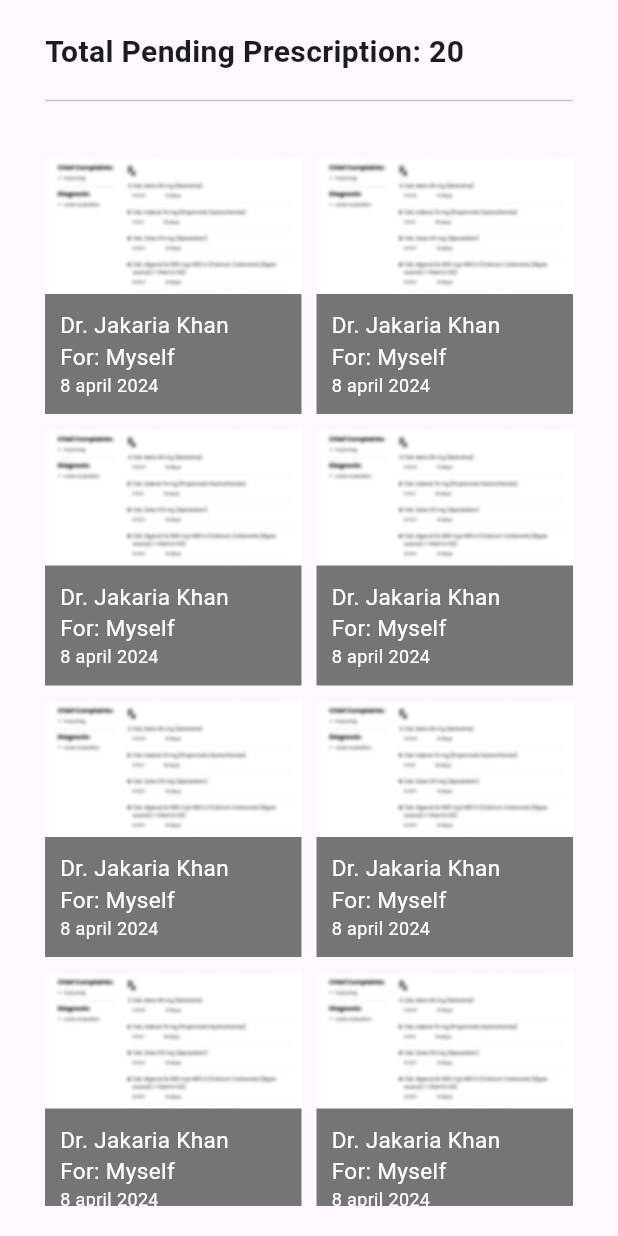
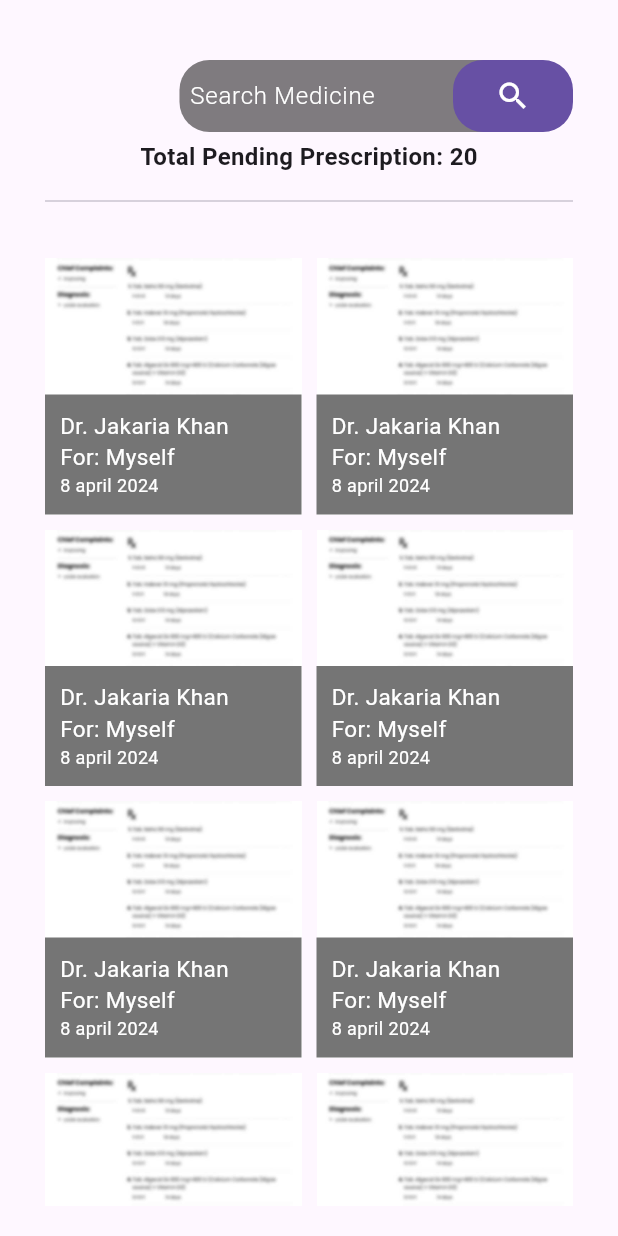
Before and after one commit to JakariaKhan-CSE/JUST-Medical-Center-Automation, a Flutter app: the PendingPrescriptionPage screen opened directly, on a phone screen of 412 x 824 dp. Run offline on Flutter 3.47's test engine with Material 3 defaults, Android fonts, the phone set to English and light mode, and no system bars; our stand-ins replace firebase_auth, firebase_core, get; accounts and stored records are empty; network calls fail.

Commit message:
pharmacist screen updated.

```diff
--- a/lib/main.dart
+++ b/lib/main.dart
@@ -6,6 +6,7 @@ import 'package:just_medical_center_automation/controller/labTechController/labT
 import 'package:just_medical_center_automation/controller/patientController/indexChange.dart';
 import 'package:just_medical_center_automation/controller/pharmacistController/pharmacistController.dart';
 import 'package:just_medical_center_automation/screen/Lab%20Technician/lab-technician_screen.dart';
+import 'package:just_medical_center_automation/screen/admin/admin_page.dart';
 import 'package:just_medical_center_automation/screen/doctor/doctor_screen.dart';
 import 'package:just_medical_center_automation/screen/patient/patient_screen.dart';
 import 'package:just_medical_center_automation/screen/pharmacist/pharmacist_screen.dart';
@@ -24,7 +25,7 @@ void main(){
   child: GetMaterialApp(
     debugShowCheckedModeBanner: false,
     theme: ThemeData.light(),
-    home: LabTechnicianScreen()
+    home: PharmacistScreen()
   ),
   ),
 
--- /dev/null
+++ b/lib/screen/common/searchBarRoleWised.dart
@@ -0,0 +1,55 @@
+import 'package:flutter/material.dart';
+
+import '../../responsive.dart';
+
+class SearchBarRoleWise extends StatelessWidget {
+  final String hintText;
+  final void Function()? onTap;
+  const SearchBarRoleWise({
+    super.key, this.onTap, required this.hintText,
+  });
+
+  @override
+  Widget build(BuildContext context) {
+    return Stack(
+      children: [
+        Container(
+          margin: const EdgeInsets.only(right: 20,top: 20),
+          decoration: BoxDecoration(
+              borderRadius: BorderRadius.circular(20),
+              color: Colors.black.withOpacity(0.5)
+          ),
+          child: SizedBox(
+            width: Responsive.isDesktop(context) ? MediaQuery.of(context).size.width/4 :
+            MediaQuery.of(context).size.width/1.7,
+            child: TextField(
+
+              decoration: InputDecoration(
+                contentPadding: EdgeInsets.only(left: 7),
+                  hintText: hintText,
+                  hintStyle: const TextStyle(fontWeight: FontWeight.w300,
+                      color: Colors.white),
+                  border: InputBorder.none
+              ),
+            ),
+          ),
+        ),
+        Positioned(top: 0,right: 0,bottom: 0,child: InkWell(
+          onTap: onTap,
+          child: Container(
+            margin: const EdgeInsets.only(top: 20),
+            width: 80,
+            decoration: BoxDecoration(
+                borderRadius: BorderRadius.circular(20),
+                color: Theme.of(context).colorScheme.primary
+            ),
+            child: const Icon(
+              Icons.search,
+              color: Colors.white,
+            ),
+          ),
+        ))
+      ],
+    );
+  }
+}
--- a/lib/screen/pharmacist/manage_medicine.dart
+++ b/lib/screen/pharmacist/manage_medicine.dart
@@ -1,7 +1,6 @@
 import 'package:flutter/material.dart';
 import 'package:just_medical_center_automation/data/medicine%20data.dart';
-import 'package:just_medical_center_automation/screen/pharmacist/widget/searchBar.dart';
-
+import 'package:just_medical_center_automation/screen/common/searchBarRoleWised.dart';
 import '../../responsive.dart';
 
 
@@ -17,7 +16,12 @@ class ManageMedicine extends StatelessWidget {
           mainAxisAlignment: MainAxisAlignment.center,
           crossAxisAlignment: CrossAxisAlignment.center,
           children: [
-            searchBar(),
+            Align(
+              alignment: Alignment.topRight,
+              child: SearchBarRoleWise(hintText: "Search Medicine", onTap: (){
+                // medicine search
+              },),
+            ),
             SizedBox(height: 20,),
             Center(
               child: Text('All Medicine List',style:Responsive.isDesktop(context) ? Theme.of(context).textTheme.headlineLarge!.copyWith(fontWeight: FontWeight.bold):
--- a/lib/screen/pharmacist/pending_prescription.dart
+++ b/lib/screen/pharmacist/pending_prescription.dart
@@ -7,6 +7,7 @@ import 'package:provider/provider.dart';
 
 import '../../responsive.dart';
 import '../common/prescriptiondesign.dart';
+import '../common/searchBarRoleWised.dart';
 
 class PendingPrescriptionPage extends StatefulWidget {
   const PendingPrescriptionPage({super.key});
@@ -26,7 +27,26 @@ class _PendingPrescriptionPageState extends State<PendingPrescriptionPage> {
         child: Column(
           crossAxisAlignment: CrossAxisAlignment.start,
           children: [
-            Text('Total Pending Prescription: $prescription',style: const TextStyle(fontSize: 20,fontWeight: FontWeight.bold),),
+            Responsive.isDesktop(context) ? Row(
+              mainAxisAlignment: MainAxisAlignment.spaceBetween,
+              children: [
+                Text('Total Pending Prescription: $prescription',style: const TextStyle(fontSize: 20,fontWeight: FontWeight.bold),),
+                SearchBarRoleWise(hintText: "Search Pending Prescription", onTap: (){
+                  // pending prescription search
+                },),
+              ],
+            ):Column(
+              children: [
+                Align(
+                  alignment: Alignment.topRight,
+                  child: SearchBarRoleWise(hintText: "Search Medicine", onTap: (){
+                    // medicine search
+                  },),
+                ),
+                SizedBox(height: 5,),
+                Text('Total Pending Prescription: $prescription',style: const TextStyle(fontSize: 16,fontWeight: FontWeight.bold),),
+              ],
+            ),
             const SizedBox(height: 10,),
             Divider(),
             const SizedBox(height: 30,),
--- a/lib/screen/pharmacist/widget/pharmacist/pharmacist_right_side.dart
+++ b/lib/screen/pharmacist/widget/pharmacist/pharmacist_right_side.dart
@@ -1,6 +1,5 @@
 import 'package:flutter/cupertino.dart';
 import 'package:just_medical_center_automation/controller/pharmacistController/pharmacistController.dart';
-import 'package:just_medical_center_automation/screen/common/show_all_medicine_page.dart';
 import 'package:just_medical_center_automation/screen/pharmacist/change_password_pharmacist.dart';
 import 'package:just_medical_center_automation/screen/pharmacist/dashboard_pharmacist.dart';
 import 'package:just_medical_center_automation/screen/pharmacist/manage_medicine.dart';
--- a/lib/screen/pharmacist/widget/pharmacist/pharmacist_sidebar.dart
+++ b/lib/screen/pharmacist/widget/pharmacist/pharmacist_sidebar.dart
@@ -23,7 +23,7 @@ class PharmacistSidebar extends StatelessWidget {
             children: [
 
               // show current doctor picture(which is log in)
-              PharmacistInfo(pharmacistName: "Welcome Pharmacist",imageLink: "'https://cdn-icons-png.flaticon.com/512/1560/1560896.png'",),
+              PharmacistInfo(pharmacistName: "Welcome Pharmacist",imageLink: "https://cdn-icons-png.flaticon.com/512/1560/1560896.png",),
               featureItem(featureName: "DashBoard",onTap: (){
 
                 _pageController.SetIndex(0);
```
Also changed, not shown: lib/screen/Admin/dashBoard_page.dart (+45 -0 lines), lib/screen/Doctor/widget/doctor/component/dashboardDoctor.dart (+4 -41 lines), lib/screen/pharmacist/widget/searchBar.dart (deleted, +0 -62 lines).
